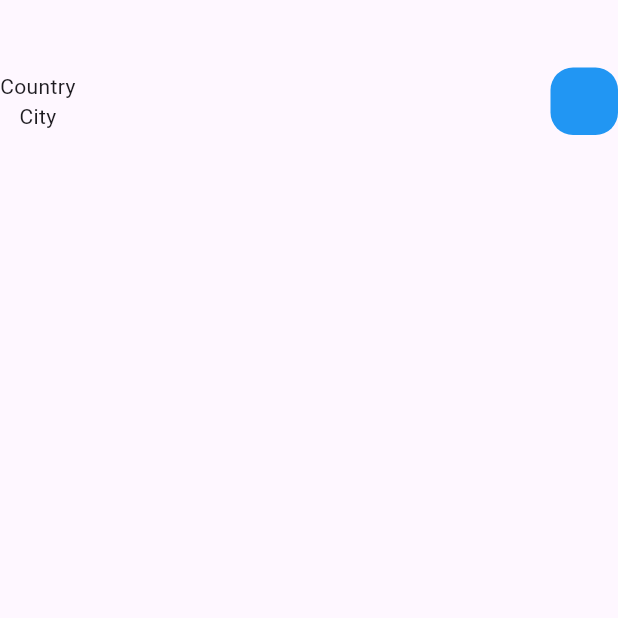
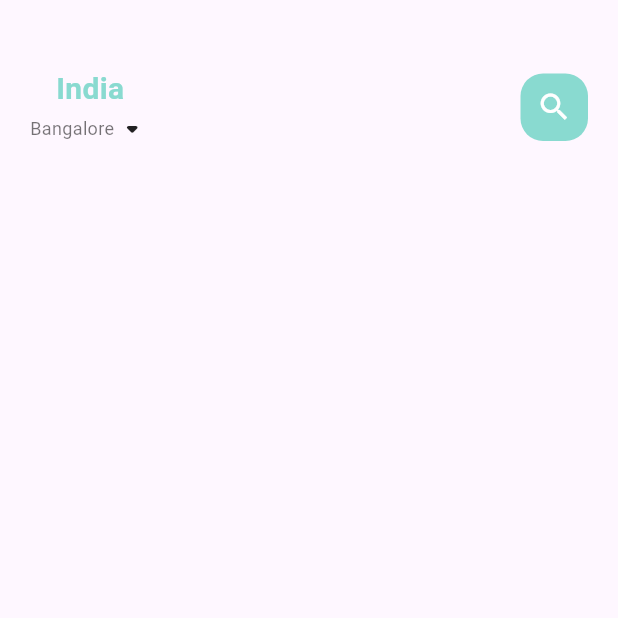
Before and after one commit to abhuvan345/food, a Flutter app: the screen it shows after launch, on a phone screen of 412 x 824 dp, the top half of it. Run offline on Flutter 3.47's test engine with Material 3 defaults, Android fonts, the phone set to English and light mode, and no system bars.

Commit message:
created header of the home page suucessfully !!

```diff
--- a/lib/home/main_food_page.dart
+++ b/lib/home/main_food_page.dart
@@ -1,5 +1,9 @@
 import 'package:flutter/cupertino.dart';
 import 'package:flutter/material.dart';
+import 'package:food/widgets/big_text.dart';
+import 'package:food/widgets/small_text.dart';
+
+import '../utils/colors.dart';
 
 class MainFoodPage extends StatefulWidget {
   const MainFoodPage({super.key});
@@ -11,6 +15,7 @@ class MainFoodPage extends StatefulWidget {
 class _MainFoodPageState extends State<MainFoodPage> {
   @override
 
+
   Widget build(BuildContext context) {
     return  Scaffold(
       body: Column(
@@ -18,21 +23,30 @@ class _MainFoodPageState extends State<MainFoodPage> {
 
           child: Container(
             margin: EdgeInsets.only(top: 45,bottom: 15),
+            padding: EdgeInsets.only(left: 20,right: 20),
             child: Row(
               mainAxisAlignment: MainAxisAlignment.spaceBetween,
               children: [
                 Column(
                   children: [
-                    Text("Country"),
-                    Text("City"),
+                    BigText(text: "India", color: AppColors.mainColor),
+                    Row(
+                      children: [
+                        SmallText(text: "Bangalore", color: Colors.black54,),
+                        Icon(Icons.arrow_drop_down_rounded)
+                      ],
+                    ),
                   ],
                 ),
-                Container(
-                  width: 45,
-                  height: 45,
-                  decoration: BoxDecoration(
-                    borderRadius: BorderRadius.circular(15),
-                    color: Colors.blue,
+                Center(
+                  child: Container(
+                    width: 45,
+                    height: 45,
+                    child: Icon(Icons.search, color: Colors.white,),
+                    decoration: BoxDecoration(
+                      borderRadius: BorderRadius.circular(15),
+                      color: AppColors.mainColor,
+                    ),
                   ),
                 )
               ],
--- /dev/null
+++ b/lib/widgets/big_text.dart
@@ -0,0 +1,28 @@
+import 'package:flutter/cupertino.dart';
+
+class BigText extends StatelessWidget {
+  Color? color;
+  final String text;
+  double size;
+  TextOverflow overflow;
+  BigText({Key? key, this.color = const Color(0xFF332d2b),
+    required this.text,
+    this.size=20,
+    this.overflow=TextOverflow.ellipsis
+  }): super(key: key);
+
+  @override
+  Widget build(BuildContext context) {
+    return Text(
+      text,
+      maxLines: 1,
+      overflow: overflow,
+      style: TextStyle(
+        color: color,
+        fontFamily: 'Roboto',
+        fontSize: size,
+        fontWeight: FontWeight.w600
+      ),
+    );
+  }
+}
--- /dev/null
+++ b/lib/widgets/small_text.dart
@@ -0,0 +1,27 @@
+import 'package:flutter/cupertino.dart';
+
+class SmallText extends StatelessWidget {
+  Color? color;
+  final String text;
+  double size;
+  double height;
+  SmallText({Key? key, this.color = const Color(0xFFccc7c5),
+    required this.text,
+    this.size=12,
+    this.height = 1.2
+  }): super(key: key);
+
+  @override
+  Widget build(BuildContext context) {
+    return Text(
+      text,
+
+      style: TextStyle(
+          color: color,
+          fontFamily: 'Roboto',
+          fontSize: size,
+        height: height
+      ),
+    );
+  }
+}
```
Also changed, not shown: pubspec.yaml (+14 -67 lines).
